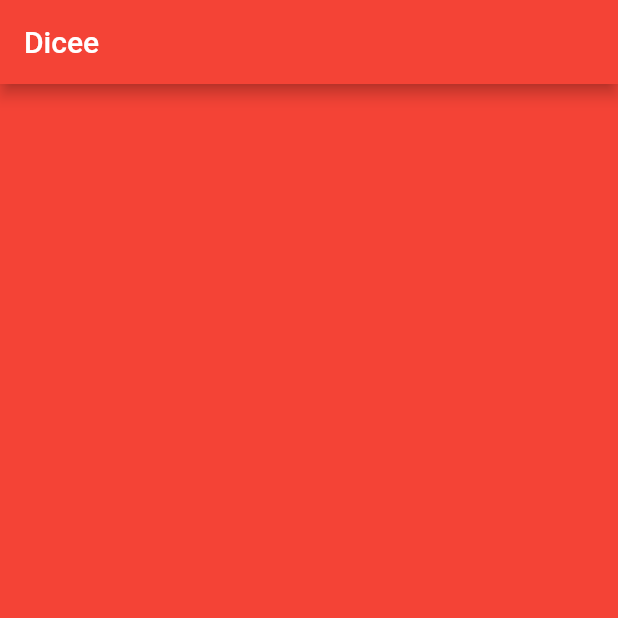
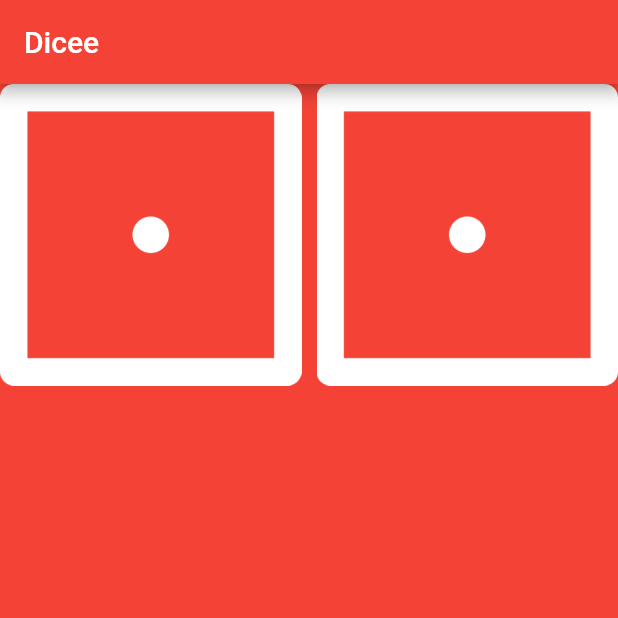
Before and after one commit to littlewind/flutter-dev-bootcamp, a Flutter app: the screen it shows after launch, on a phone screen of 412 x 824 dp, the top half of it. Run offline on Flutter 3.47's test engine with Material 2 defaults, Android fonts, the phone set to English and light mode, and no system bars.

Commit message:
Expanded Widget

```diff
--- a/dicee_flutter/lib/main.dart
+++ b/dicee_flutter/lib/main.dart
@@ -18,6 +18,20 @@ void main() {
 class DicePage extends StatelessWidget {
   @override
   Widget build(BuildContext context) {
-    return Container();
+    return Row(
+      children: <Widget>[
+        Expanded(
+          flex: 1,
+          child: Image.asset('images/dice1.png'),
+        ),
+        SizedBox(
+          width: 10.0,
+        ),
+        Expanded(
+          flex: 1,
+          child: Image.asset('images/dice1.png'),
+        ),
+      ],
+    );
   }
 }
```
Also changed, not shown: 1 other file.
